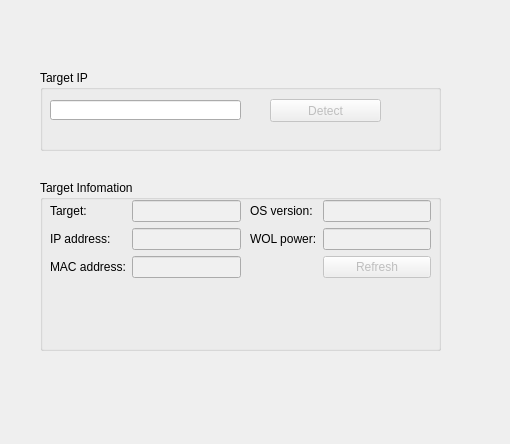
Old version of the form cot-host/TargetSettingsWizardPage.ui in the repository toyoh3232/appsuite.
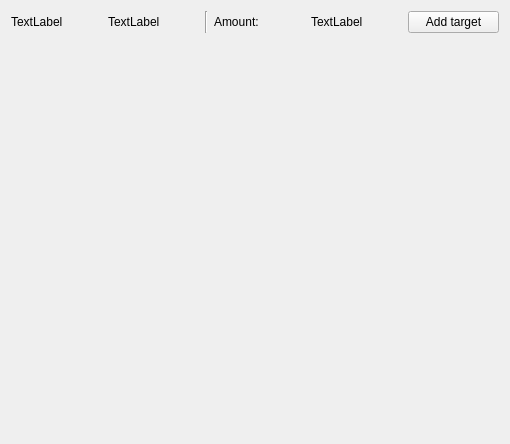
New version of the form.

Diff of the .ui file:
```diff
--- a/cot-host/TargetSettingsWizardPage.ui
+++ b/cot-host/TargetSettingsWizardPage.ui
@@ -10,198 +10,73 @@
     <height>444</height>
    </rect>
   </property>
-  <property name="minimumSize">
-   <size>
-    <width>510</width>
-    <height>444</height>
-   </size>
-  </property>
-  <property name="maximumSize">
-   <size>
-    <width>510</width>
-    <height>444</height>
-   </size>
-  </property>
   <property name="windowTitle">
    <string>On/Off Target Settings</string>
   </property>
-  <widget class="QGroupBox" name="groupBox">
-   <property name="geometry">
-    <rect>
-     <x>40</x>
-     <y>70</y>
-     <width>401</width>
-     <height>81</height>
-    </rect>
-   </property>
-   <property name="title">
-    <string>Target IP</string>
-   </property>
-   <widget class="QLineEdit" name="lineEdit_ip">
-    <property name="geometry">
-     <rect>
-      <x>10</x>
-      <y>30</y>
-      <width>191</width>
-      <height>20</height>
-     </rect>
-    </property>
-   </widget>
-   <widget class="QPushButton" name="pushButton_dt">
-    <property name="enabled">
-     <bool>false</bool>
-    </property>
-    <property name="geometry">
-     <rect>
-      <x>230</x>
-      <y>29</y>
-      <width>111</width>
-      <height>23</height>
-     </rect>
-    </property>
-    <property name="text">
-     <string>Detect</string>
-    </property>
-   </widget>
-  </widget>
-  <widget class="QGroupBox" name="groupBox_info">
-   <property name="geometry">
-    <rect>
-     <x>40</x>
-     <y>180</y>
-     <width>401</width>
-     <height>171</height>
-    </rect>
-   </property>
-   <property name="title">
-    <string>Target Infomation</string>
-   </property>
-   <widget class="QWidget" name="formLayoutWidget">
-    <property name="geometry">
-     <rect>
-      <x>10</x>
-      <y>20</y>
-      <width>191</width>
-      <height>121</height>
-     </rect>
-    </property>
-    <layout class="QFormLayout" name="formLayout">
-     <item row="0" column="0">
-      <widget class="QLabel" name="label_3">
-       <property name="text">
-        <string>Target:</string>
-       </property>
-      </widget>
-     </item>
-     <item row="0" column="1">
-      <widget class="QLineEdit" name="lineEdit_name">
-       <property name="styleSheet">
-        <string notr="true">background-color: rgb(240, 240, 240);</string>
-       </property>
-       <property name="inputMask">
-        <string notr="true"/>
-       </property>
-       <property name="text">
-        <string notr="true"/>
-       </property>
-       <property name="readOnly">
-        <bool>true</bool>
-       </property>
-      </widget>
-     </item>
-     <item row="1" column="0">
-      <widget class="QLabel" name="label">
-       <property name="text">
-        <string>IP address:</string>
-       </property>
-      </widget>
-     </item>
-     <item row="1" column="1">
-      <widget class="QLineEdit" name="lineEdit_iprt">
-       <property name="styleSheet">
-        <string notr="true">background-color: rgb(240, 240, 240);</string>
-       </property>
-       <property name="readOnly">
-        <bool>true</bool>
-       </property>
-      </widget>
-     </item>
-     <item row="2" column="0">
+  <layout class="QVBoxLayout" name="verticalLayout_2">
+   <item>
+    <layout class="QHBoxLayout" name="horizontalLayout">
+     <item>
       <widget class="QLabel" name="label_2">
        <property name="text">
-        <string>MAC address:</string>
+        <string>TextLabel</string>
        </property>
       </widget>
      </item>
-     <item row="2" column="1">
-      <widget class="QLineEdit" name="lineEdit_mac">
-       <property name="styleSheet">
-        <string notr="true">background-color: rgb(240, 240, 240);</string>
+     <item>
+      <widget class="QLabel" name="label">
+       <property name="text">
+        <string>TextLabel</string>
        </property>
-       <property name="readOnly">
-        <bool>true</bool>
+      </widget>
+     </item>
+     <item>
+      <widget class="Line" name="line">
+       <property name="orientation">
+        <enum>Qt::Vertical</enum>
        </property>
       </widget>
      </item>
-    </layout>
-   </widget>
-   <widget class="QWidget" name="formLayoutWidget_2">
-    <property name="geometry">
-     <rect>
-      <x>210</x>
-      <y>20</y>
-      <width>181</width>
-      <height>121</height>
-     </rect>
-    </property>
-    <layout class="QFormLayout" name="formLayout_2">
-     <item row="0" column="0">
+     <item>
+      <widget class="QLabel" name="label_3">
+       <property name="text">
+        <string>Amount:</string>
+       </property>
+      </widget>
+     </item>
+     <item>
       <widget class="QLabel" name="label_4">
        <property name="text">
-        <string>OS version:</string>
+        <string>TextLabel</string>
        </property>
       </widget>
      </item>
-     <item row="0" column="1">
-      <widget class="QLineEdit" name="lineEdit_os">
-       <property name="styleSheet">
-        <string notr="true">background-color: rgb(240, 240, 240);</string>
-       </property>
-       <property name="readOnly">
-        <bool>true</bool>
-       </property>
-      </widget>
-     </item>
-     <item row="1" column="0">
-      <widget class="QLabel" name="label_5">
+     <item>
+      <widget class="QPushButton" name="pushButton">
        <property name="text">
-        <string>WOL power:</string>
-       </property>
-      </widget>
-     </item>
-     <item row="1" column="1">
-      <widget class="QLineEdit" name="lineEdit_wol">
-       <property name="styleSheet">
-        <string notr="true">background-color: rgb(240, 240, 240);</string>
-       </property>
-       <property name="readOnly">
-        <bool>true</bool>
-       </property>
-      </widget>
-     </item>
-     <item row="2" column="1">
-      <widget class="QPushButton" name="pushButton_ref">
-       <property name="enabled">
-        <bool>false</bool>
-       </property>
-       <property name="text">
-        <string>Refresh</string>
+        <string>Add target</string>
        </property>
       </widget>
      </item>
     </layout>
-   </widget>
-  </widget>
+   </item>
+   <item>
+    <layout class="QVBoxLayout" name="verticalLayout"/>
+   </item>
+   <item>
+    <spacer name="verticalSpacer">
+     <property name="orientation">
+      <enum>Qt::Vertical</enum>
+     </property>
+     <property name="sizeHint" stdset="0">
+      <size>
+       <width>20</width>
+       <height>40</height>
+      </size>
+     </property>
+    </spacer>
+   </item>
+  </layout>
  </widget>
  <resources/>
  <connections/>
```
